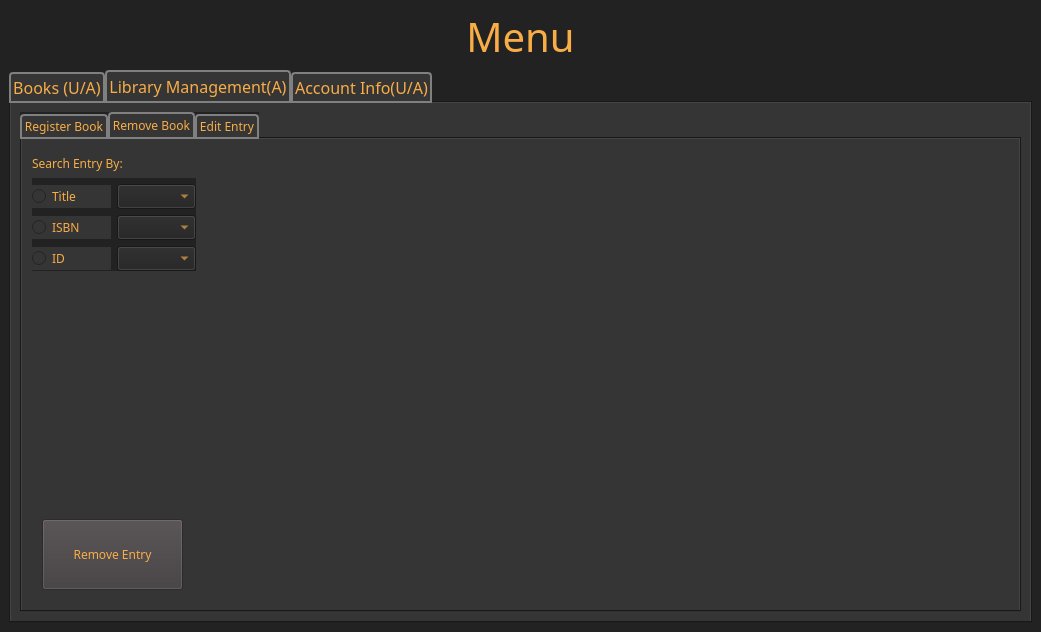
This is mainwindow.ui in DistroRickDev/lms_oop_qt as Qt 5 draws it before an edit. The edited form follows.
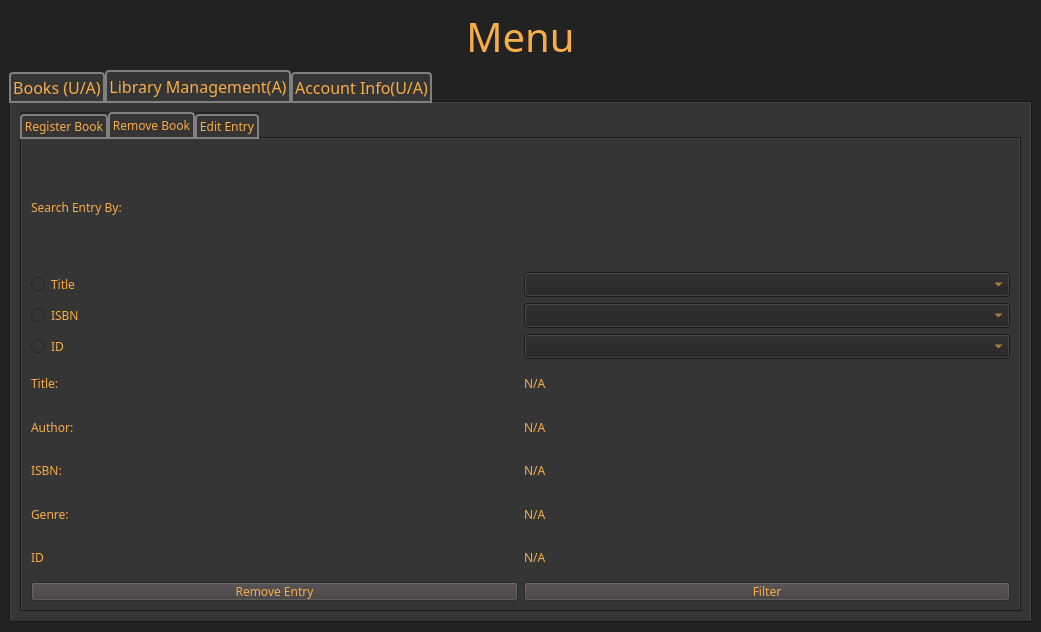
This is the edited form.

Commit message: implemented filtering

```diff
--- a/mainwindow.ui
+++ b/mainwindow.ui
@@ -64,7 +64,7 @@
 }
 
 
-#title_label , #isbn_label, #genre_label, #author_label , #id_label{
+QLabel{
 	background: #353535;
 }
 
@@ -92,8 +92,8 @@
    <property name="styleSheet">
     <string notr="true"/>
    </property>
-   <layout class="QGridLayout" name="gridLayout">
-    <item row="0" column="0">
+   <layout class="QVBoxLayout" name="verticalLayout_6">
+    <item>
      <layout class="QVBoxLayout" name="verticalLayout">
       <item>
        <widget class="QLabel" name="MainMenuLabel">
@@ -244,28 +244,8 @@
              <attribute name="title">
               <string>Remove Book</string>
              </attribute>
-             <widget class="QPushButton" name="remove_btn">
-              <property name="geometry">
-               <rect>
-                <x>20</x>
-                <y>380</y>
-                <width>141</width>
-                <height>71</height>
-               </rect>
-              </property>
-              <property name="text">
-               <string>Remove Entry</string>
-              </property>
-             </widget>
-             <widget class="QWidget" name="layoutWidget">
-              <property name="geometry">
-               <rect>
-                <x>10</x>
-                <y>10</y>
-                <width>164</width>
-                <height>122</height>
-               </rect>
-              </property>
+             <layout class="QVBoxLayout" name="verticalLayout_7">
+              <item>
               <layout class="QVBoxLayout" name="verticalLayout_4">
                <item>
                 <widget class="QLabel" name="remove_label">
@@ -284,7 +264,11 @@
                   </widget>
                  </item>
                  <item>
-                  <widget class="QComboBox" name="title_filter_cb"/>
+                   <widget class="QComboBox" name="title_filter_cb">
+                    <property name="enabled">
+                     <bool>false</bool>
+                    </property>
+                   </widget>
                  </item>
                 </layout>
                </item>
@@ -298,7 +282,11 @@
                   </widget>
                  </item>
                  <item>
-                  <widget class="QComboBox" name="isbn_filter_cb"/>
+                   <widget class="QComboBox" name="isbn_filter_cb">
+                    <property name="enabled">
+                     <bool>false</bool>
+                    </property>
+                   </widget>
                  </item>
                 </layout>
                </item>
@@ -312,12 +300,129 @@
                   </widget>
                  </item>
                  <item>
-                  <widget class="QComboBox" name="id_filter_cb"/>
+                   <widget class="QComboBox" name="id_filter_cb">
+                    <property name="enabled">
+                     <bool>false</bool>
+                    </property>
+                   </widget>
                  </item>
                 </layout>
                </item>
               </layout>
-             </widget>
+              </item>
+              <item>
+               <layout class="QVBoxLayout" name="verticalLayout_5">
+                <item>
+                 <layout class="QHBoxLayout" name="horizontalLayout_10">
+                  <item>
+                   <widget class="QLabel" name="title_r_label">
+                    <property name="text">
+                     <string>Title:</string>
+                    </property>
+                   </widget>
+                  </item>
+                  <item>
+                   <widget class="QLabel" name="title_r_identifier">
+                    <property name="text">
+                     <string>N/A</string>
+                    </property>
+                   </widget>
+                  </item>
+                 </layout>
+                </item>
+                <item>
+                 <layout class="QHBoxLayout" name="horizontalLayout_11">
+                  <item>
+                   <widget class="QLabel" name="author_r_label">
+                    <property name="text">
+                     <string>Author:</string>
+                    </property>
+                   </widget>
+                  </item>
+                  <item>
+                   <widget class="QLabel" name="author_r_identifier">
+                    <property name="text">
+                     <string>N/A</string>
+                    </property>
+                   </widget>
+                  </item>
+                 </layout>
+                </item>
+                <item>
+                 <layout class="QHBoxLayout" name="horizontalLayout_12">
+                  <item>
+                   <widget class="QLabel" name="isbn_r_label">
+                    <property name="text">
+                     <string>ISBN: </string>
+                    </property>
+                   </widget>
+                  </item>
+                  <item>
+                   <widget class="QLabel" name="isbn_r_identifier">
+                    <property name="text">
+                     <string>N/A</string>
+                    </property>
+                   </widget>
+                  </item>
+                 </layout>
+                </item>
+                <item>
+                 <layout class="QHBoxLayout" name="horizontalLayout_13">
+                  <item>
+                   <widget class="QLabel" name="genre_r_label">
+                    <property name="text">
+                     <string>Genre: </string>
+                    </property>
+                   </widget>
+                  </item>
+                  <item>
+                   <widget class="QLabel" name="genre_r_identifier">
+                    <property name="text">
+                     <string>N/A</string>
+                    </property>
+                   </widget>
+                  </item>
+                 </layout>
+                </item>
+                <item>
+                 <layout class="QHBoxLayout" name="horizontalLayout_14">
+                  <item>
+                   <widget class="QLabel" name="id_r_label">
+                    <property name="text">
+                     <string>ID</string>
+                    </property>
+                   </widget>
+                  </item>
+                  <item>
+                   <widget class="QLabel" name="id_r_identifier">
+                    <property name="text">
+                     <string>N/A</string>
+                    </property>
+                   </widget>
+                  </item>
+                 </layout>
+                </item>
+               </layout>
+              </item>
+              <item>
+               <layout class="QHBoxLayout" name="horizontalLayout_15">
+                <item>
+                 <widget class="QPushButton" name="remove_btn">
+                  <property name="text">
+                   <string>Remove Entry</string>
+                  </property>
+                 </widget>
+                </item>
+                <item>
+                 <widget class="QPushButton" name="filter_btn">
+                  <property name="text">
+                   <string>Filter</string>
+                  </property>
+                 </widget>
+                </item>
+               </layout>
+              </item>
+             </layout>
             </widget>
             <widget class="QWidget" name="edit_tab">
              <attribute name="title">
```
Lines whose indentation alone changed are shown as unchanged. The commit also changes 2 other files.
